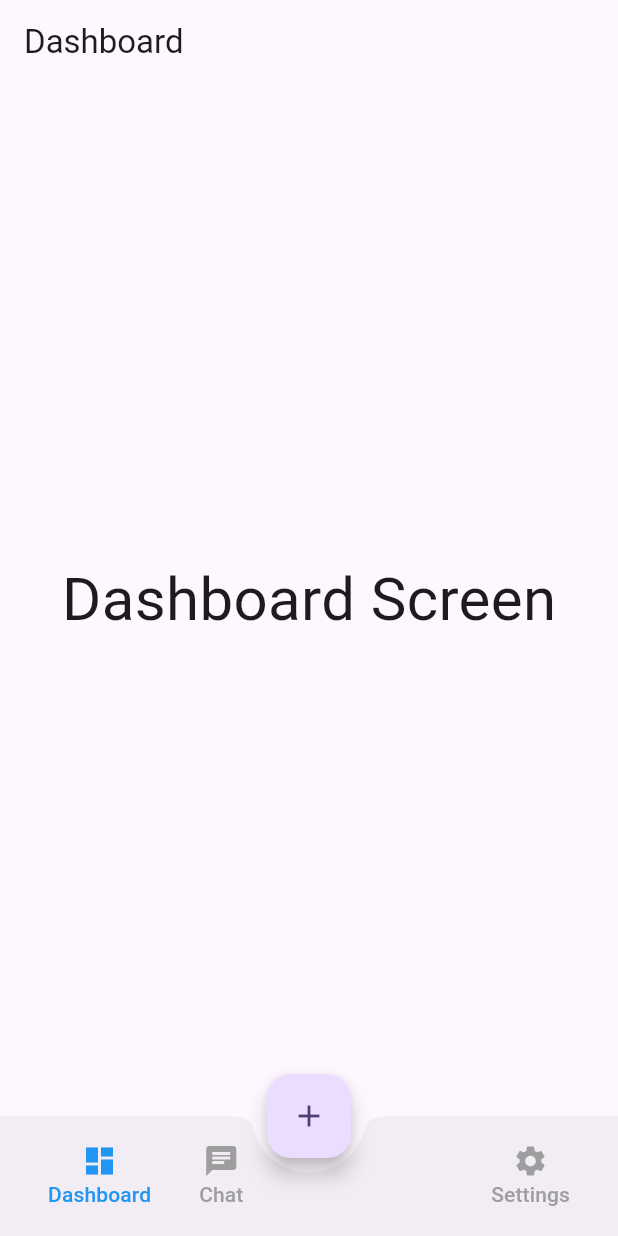
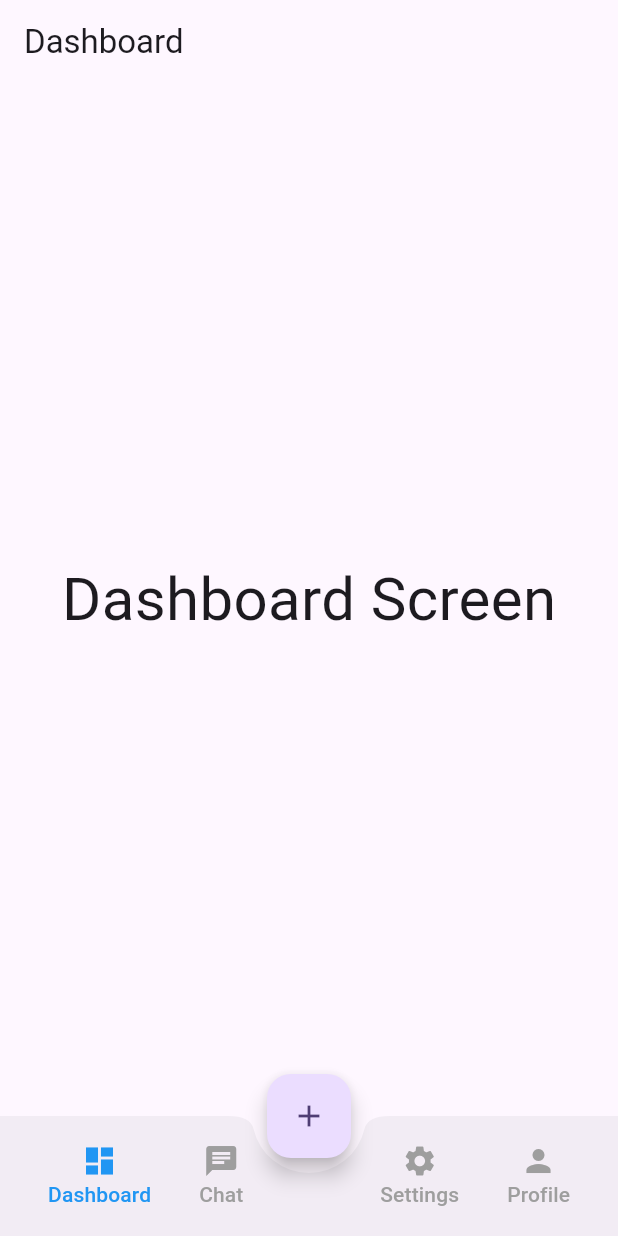
Before and after one commit to WillyAgustri/Flutter-FAB-Navigation, a Flutter app: the screen it shows after launch, on a phone screen of 412 x 824 dp. Run offline on Flutter 3.47's test engine with Material 3 defaults, Android fonts, the phone set to English and light mode, and no system bars.

Commit message:
feat:profile

```diff
--- a/lib/home.dart
+++ b/lib/home.dart
@@ -118,6 +118,30 @@ class _HomeState extends State<Home> {
                               )
                             ]),
                       ),
+                      MaterialButton(
+                        minWidth: 40,
+                        onPressed: () {
+                          setState(() {
+                            currentScreen = const Profile();
+                            currentTab = 4;
+                          });
+                        },
+                        child: Column(
+                            mainAxisAlignment: MainAxisAlignment.center,
+                            children: [
+                              Icon(Icons.person,
+                                  color: currentTab == 4
+                                      ? Colors.blue
+                                      : Colors.grey),
+                              Text(
+                                'Profile',
+                                style: TextStyle(
+                                    color: currentTab == 4
+                                        ? Colors.blue
+                                        : Colors.grey),
+                              )
+                            ]),
+                      ),
                     ],
                   )
                 ],
```
